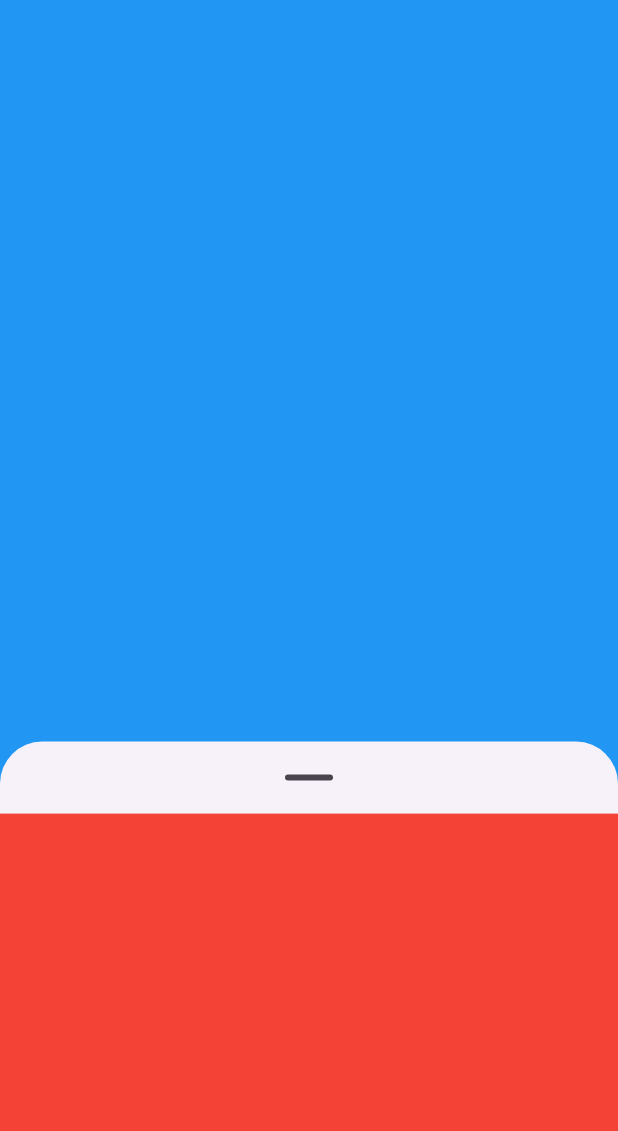
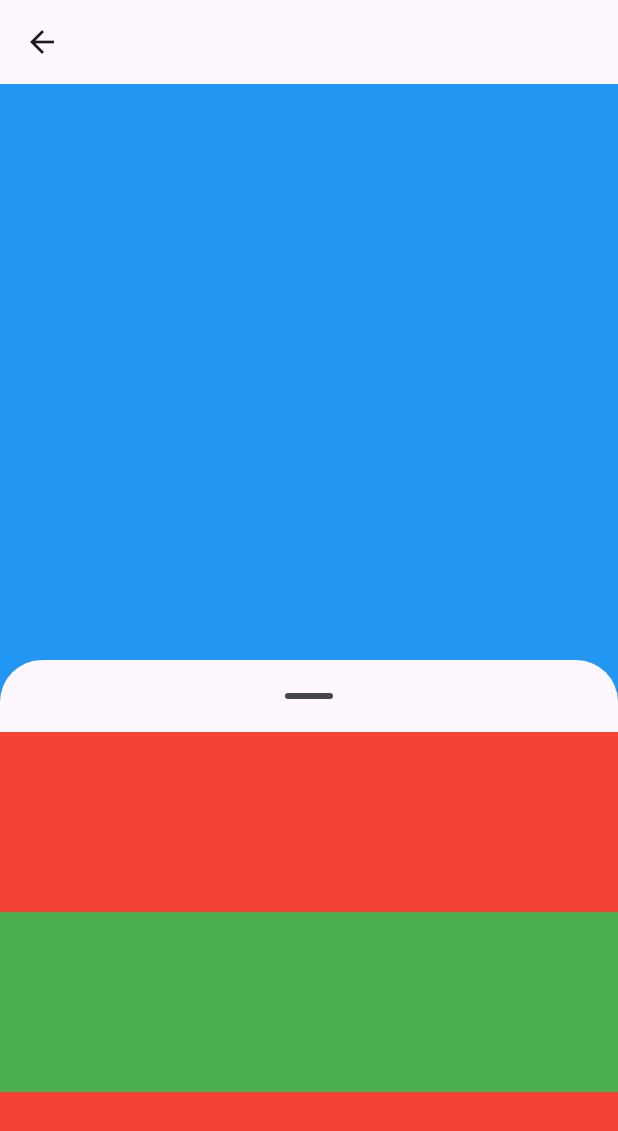
Before and after one commit to takeny1998/yeohaeng-ttukttak-v3-client, a Flutter app: the SheetLayout screen opened directly, on a phone screen of 412 x 824 dp. Shown: the top 1131 px of the screen. Run offline on Flutter 3.47's test engine with Material 3 defaults, Android fonts, the phone set to English and light mode, and no system bars; our stand-ins replace equatable, flutter_riverpod, go_router.

Commit message:
바텀 시트 스크롤 구현
- 바텀 시트 확장 시 스크롤 기능 활성화, 맨 위로 스크롤 시 축소하도록 구현
- Medium 레이아웃 이상 스크롤 확장 시 배경화면 이펙트 구현

```diff
--- a/lib/view/material_bottom_sheet.dart
+++ b/lib/view/material_bottom_sheet.dart
@@ -1,53 +1,119 @@
 import 'package:flutter/material.dart';
+import 'package:flutter/rendering.dart';
 
 class MaterialBottomSheet extends StatefulWidget {
-  final double maxHeight;
-
   final Widget child;
 
-  const MaterialBottomSheet(
-      {super.key, required this.maxHeight, required this.child});
+  const MaterialBottomSheet({super.key, required this.child});
 
   @override
   State<MaterialBottomSheet> createState() => _MaterialBottomSheetState();
 }
 
 class _MaterialBottomSheetState extends State<MaterialBottomSheet> {
-  final List<double> positions = [0.4, 1.0];
-  int index = 0;
+  final ScrollController scrollController = ScrollController();
+
+  final List<double> positions = [0.0, 0.5, 1.0];
+
+  static const double maxWidth = 640.0;
+
+  int index = 1;
+
+  bool isAnimating = false;
+
+  @override
+  void initState() {
+    super.initState();
+  }
+
+  @override
+  void dispose() {
+    scrollController.dispose();
+    super.dispose();
+  }
 
   @override
   Widget build(BuildContext context) {
-    final ColorScheme(:onSurfaceVariant) =
+    final ColorScheme(:onSurfaceVariant, :surface) =
         Theme.of(context).colorScheme;
 
     return LayoutBuilder(builder: (context, constraints) {
-      final BoxConstraints(:maxWidth, :maxHeight) = constraints;
+      final BoxConstraints(maxWidth: width, :maxHeight) = constraints;
 
-      return AnimatedContainer(
+      final EdgeInsets(:top) = MediaQuery.of(context).padding;
+
+      final bool hasMaxWidth = width > maxWidth;
+      final bool isFullyExpanded =
+          index == (positions.length - 1) && !isAnimating;
+
+      return Stack(
+        alignment: AlignmentDirectional.bottomCenter,
+        children: [
+          AnimatedContainer(
+              duration: const Duration(milliseconds: 250),
+              color: isFullyExpanded ? surface : Colors.transparent),
+          AnimatedContainer(
+            onEnd: () async {
+              await Future.delayed(const Duration(milliseconds: 100));
+              setState(() => isAnimating = false);
+            },
             duration: const Duration(milliseconds: 500),
             curve: Curves.ease,
-          height: (maxHeight - MediaQuery.of(context).padding.top) *
-              positions[index],
-          child: Column(
-            children: [
-              GestureDetector(
+            width: double.maxFinite,
+            height: (maxHeight - top) * positions[index],
+            margin: hasMaxWidth
+                ? const EdgeInsets.fromLTRB(56.0, 0.0, 56.0, 0.0)
+                : null,
+            constraints:
+                const BoxConstraints(maxWidth: maxWidth, minHeight: 48.0),
+            child: GestureDetector(
               onVerticalDragUpdate: (details) {
-                  final bool isDown = details.delta.dy > 0.0;
+                if (isAnimating || index == positions.length - 1) return;
+
+                final bool isScrollingDown = details.delta.dy > 0.0;
 
                 setState(() {
-                    if (isDown && index > 0) {
+                  if (isScrollingDown && index > 0) {
                     index--;
-                    } else if (!isDown && index < 1) {
+                    isAnimating = true;
+                  } else if (!isScrollingDown && index < positions.length - 1) {
                     index++;
+                    isAnimating = true;
                   }
                 });
               },
-                child: Container(
+              child: NotificationListener<ScrollNotification>(
+                onNotification: (ScrollNotification notification) {
+                  if (isAnimating || index != positions.length - 1) {
+                    return false;
+                  }
+
+                  final ScrollDirection direction =
+                      scrollController.position.userScrollDirection;
+
+                  if (direction != ScrollDirection.forward) return false;
+                  if (scrollController.offset > 0.0) return false;
+
+                  setState(() {
+                    index--;
+                    isAnimating = true;
+                  });
+
+                  return false;
+                },
+                child: SingleChildScrollView(
+                  controller: scrollController,
+                  physics: isFullyExpanded
+                      ? const BouncingScrollPhysics()
+                      : const NeverScrollableScrollPhysics(),
+                  child: Column(
+                    children: [
+                      Container(
                         width: double.infinity,
-                  padding: const EdgeInsets.symmetric(vertical: 22.0),
-                  decoration: const BoxDecoration(
-                    borderRadius: BorderRadius.only(
+                        padding: const EdgeInsets.only(top: 22.0, bottom: 22.0),
+                        decoration: BoxDecoration(
+                          color: surface,
+                          borderRadius: const BorderRadius.only(
                               topLeft: Radius.circular(28.0),
                               topRight: Radius.circular(28.0)),
                         ),
@@ -56,15 +122,22 @@ class _MaterialBottomSheetState extends State<MaterialBottomSheet> {
                             width: 32.0,
                             height: 4.0,
                             decoration: BoxDecoration(
-                          color: onSurfaceVariant,
+                                color: isFullyExpanded
+                                    ? Colors.transparent
+                                    : onSurfaceVariant,
                                 borderRadius: BorderRadius.circular(16.0)),
                           ),
                         ),
                       ),
+                      widget.child,
+                    ],
                   ),
-              Expanded(child: widget.child)
+                ),
+              ),
+            ),
+          ),
         ],
-          ));
+      );
     });
   }
 }
--- a/lib/view/sheet_layout.dart
+++ b/lib/view/sheet_layout.dart
@@ -17,13 +17,32 @@ class SheetLayout extends StatelessWidget {
     return LayoutBuilder(builder: (context, constraints) {
       final BoxConstraints(:maxWidth, :maxHeight) = constraints;
 
-      if (maxWidth < 840) {
-        return Scaffold(
-            body: SafeArea(child: background),
-            bottomSheet: MaterialBottomSheet(maxHeight: maxHeight, child: sheet));
-      }
+      final bool hasSideSheet = maxWidth >= 840;
 
-      return Scaffold(drawer: sheet, body: background);
+      return Scaffold(
+          appBar: AppBar(),
+          body: Row(
+            children: [
+              Expanded(child: Stack(
+                alignment: AlignmentDirectional.bottomStart,
+                children: [
+                background,
+
+                if (!hasSideSheet)
+                  MaterialBottomSheet(                    child: sheet)
+              ])),
+
+
+
+              if (hasSideSheet)
+                Container(
+                  width: 400.0,
+                  height: double.maxFinite,
+                  padding: const EdgeInsets.fromLTRB(24.0, 24.0, 24.0, 0.0),
+                  child: sheet,
+                )
+            ],
+          ));
     });
   }
 }
```
Also changed, not shown: lib/view/explore/explore_page.dart (+12 -3 lines). Lines whose indentation alone changed are shown as unchanged.
